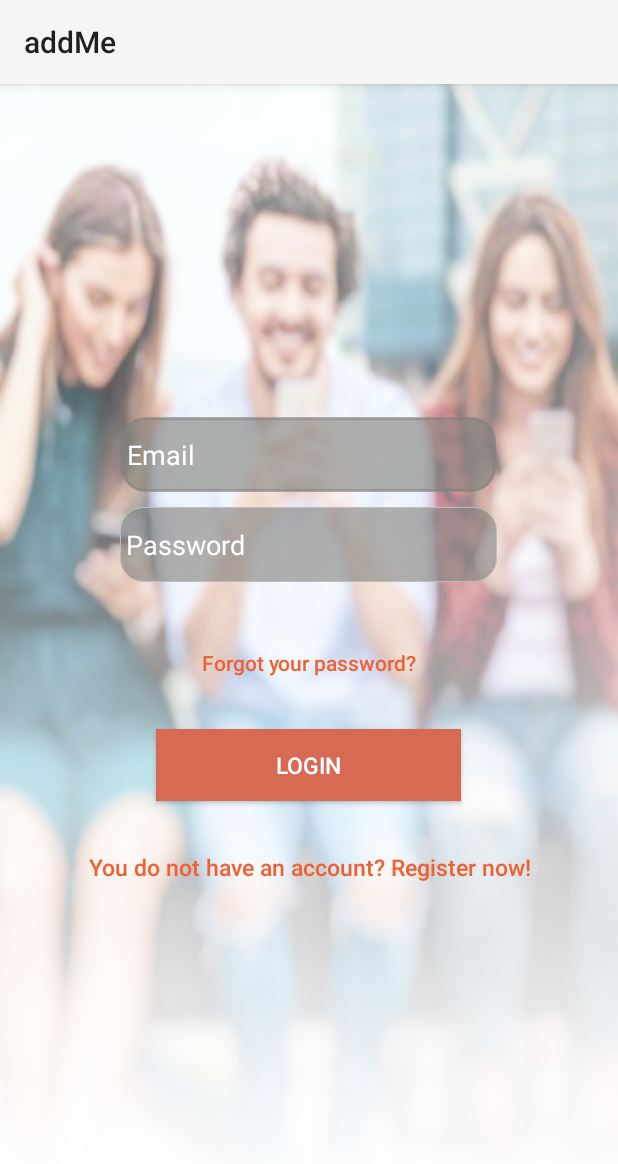
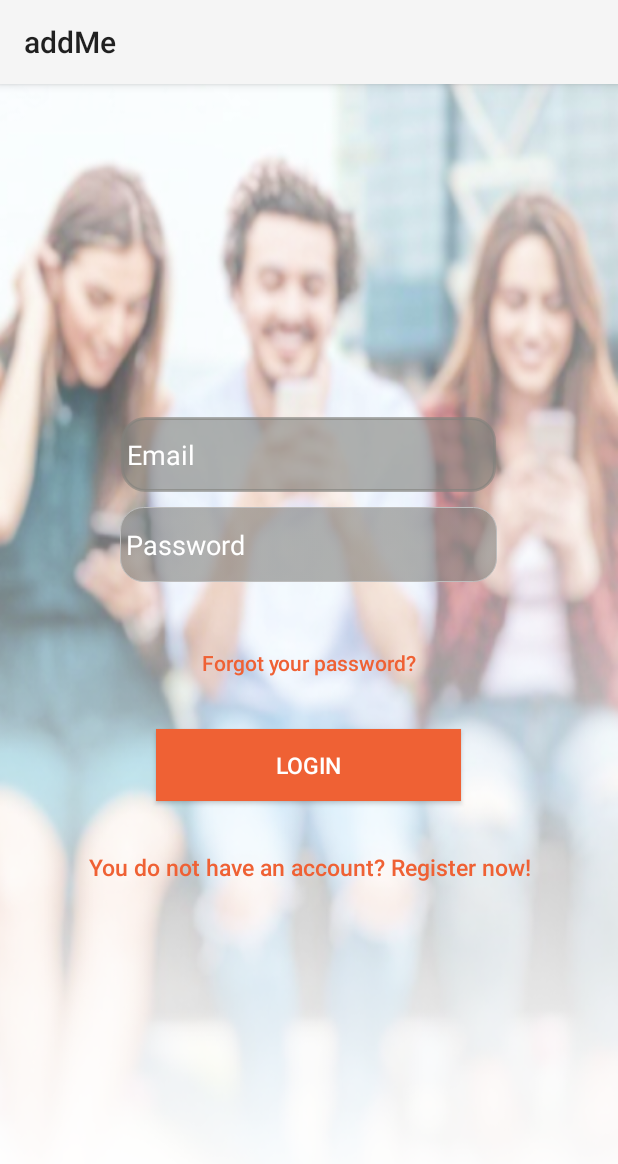
Before and after one commit to mlazana/addMe-Android, an Android app: the screen it shows after launch (LoginActivity), on a phone screen of 412 x 824 dp. Shown: the top 1164 px of the screen. Run offline under Robolectric (Android 15) with nearby library versions, the phone set to English and light mode, and no system bars; our stand-ins replace Firebase (no records; nobody signed in at launch, a user with empty details on screens opened directly); Roboto replaces fonts that are not available here.

Commit message:
Fix color differences in login activity

```diff
--- a/app/src/main/res/layout/activity_login.xml
+++ b/app/src/main/res/layout/activity_login.xml
@@ -51,14 +51,14 @@
             android:background="@null"
             android:text="@string/btn_forgot_password"
             android:textAllCaps="false"
-            android:textColor="@color/colorAccent" />
+            android:textColor="@color/colorPrimary" />
 
         <Button
             android:id="@+id/btn_login"
             android:layout_width="203dp"
             android:layout_height="wrap_content"
             android:layout_marginTop="20dip"
-            android:background="@color/light_orange"
+            android:background="@color/colorPrimary"
             android:text="@string/btn_login"
             android:textSize="15dp"
             android:textColor="@android:color/white" />
@@ -73,7 +73,7 @@
             android:background="@null"
             android:text="@string/btn_link_to_register"
             android:textAllCaps="false"
-            android:textColor="@color/orange"
+            android:textColor="@color/colorPrimary"
             android:textSize="15dp"
             tools:ignore="SpUsage" />
 
```
